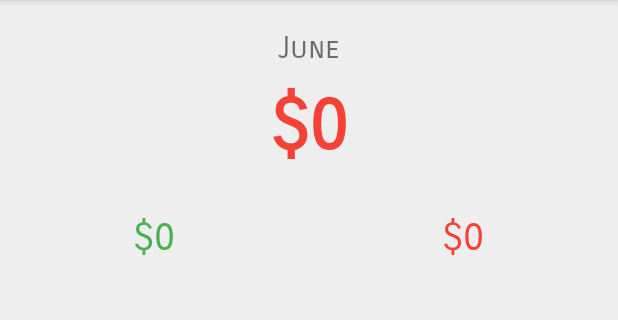
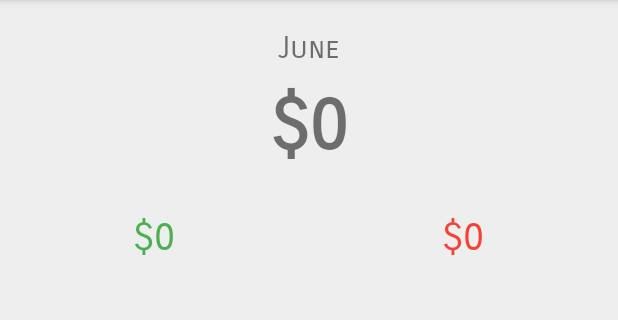
Before and after one commit to ShaelShah/Expense-Manager, an Android app: the screen it shows after launch (MainActivity), on a phone screen of 412 x 824 dp, the part 84-404 px from its top. Run offline under Robolectric (Android 15) with nearby library versions, the phone set to English and light mode, and no system bars.

Commit message:
Minor bug fixes

```diff
--- a/app/src/main/java/com/shael/shah/expensemanager/AddExpenseActivity.java
+++ b/app/src/main/java/com/shael/shah/expensemanager/AddExpenseActivity.java
@@ -166,15 +166,15 @@ public class AddExpenseActivity extends Activity {
             }
         }
 
+        String expenseType = getIntent().getStringExtra("ExpenseType");
         if (category == null) {
-            //if (!income) {
+            if (!expenseType.equals("Income")) {
                 Toast.makeText(this, "Please Select a Category", Toast.LENGTH_LONG).show();
                 return false;
-            //}
+            }
         }
 
         Expense expense = null;
-        String expenseType = getIntent().getStringExtra("ExpenseType");
         String recurringPeriod;
         switch (expenseType) {
             case "Normal":
--- a/app/src/main/java/com/shael/shah/expensemanager/MainActivity.java
+++ b/app/src/main/java/com/shael/shah/expensemanager/MainActivity.java
@@ -14,7 +14,6 @@ import android.widget.PopupMenu;
 import android.widget.RadioGroup;
 import android.widget.ScrollView;
 import android.widget.TextView;
-import android.widget.Toast;
 import android.widget.Toolbar;
 
 import java.math.BigDecimal;
@@ -75,7 +74,7 @@ public class MainActivity extends Activity {
         populateMainCategoryRows(expenses);
 
         //Workaround to delete all expenses/categories programmatically
-        //Singleton.getInstance(this).reset()
+        //Singleton.getInstance(this).reset();
 
         //Workaround to add categories programmatically
         //Singleton.getInstance(this).addCategory("Food");
@@ -317,11 +316,11 @@ public class MainActivity extends Activity {
         expensesTextView.setText("$" + outcome);
         netTextView.setText("$" + net.abs());
 
-        if (net.signum() > 0) {
+        if (net.signum() < 0) {
             //TODO: use new non-deprecated getColor methods
+            netTextView.setTextColor(getResources().getColor(R.color.red));
+        } else if (net.signum() > 0) {
             netTextView.setTextColor(getResources().getColor(R.color.green));
-        } else {
-            netTextView.setTextColor(getResources().getColor(R.color.red));
         }
     }
 
--- a/app/src/main/java/com/shael/shah/expensemanager/Singleton.java
+++ b/app/src/main/java/com/shael/shah/expensemanager/Singleton.java
@@ -16,23 +16,13 @@ public class Singleton {
 
     //TODO: Figure out this warning
     private static Singleton instance;
+    //TODO: Colors should be defined? dynamically and should theoretically be limitless
+    private static int currentColor = 0;
     private Context context;
-
     private List<Expense> expenses;
     private List<Category> categories;
-
-    //TODO: Colors should be defined? dynamically and should theoretically be limitless
-    private static int currentColor = 0;
     private int[] colors;
 
-
-    //TODO: Figure out this warning
-    public static Singleton getInstance(Context context) {
-        if (instance == null) {
-            instance = new Singleton(context);
-        }
-        return instance;
-    }
 
     private Singleton(Context context) {
         this.context = context;
@@ -41,6 +31,14 @@ public class Singleton {
         categories = getCategoriesListFromSharedPreferences();
         colors = context.getResources().getIntArray(R.array.categoryColors);
         currentColor = getColorFromSharedPreferences();
+    }
+
+    //TODO: Figure out this warning
+    public static Singleton getInstance(Context context) {
+        if (instance == null) {
+            instance = new Singleton(context);
+        }
+        return instance;
     }
 
     //TODO: Figure out this warning
@@ -121,7 +119,7 @@ public class Singleton {
 
     private int getColorFromSharedPreferences() {
         SharedPreferences sharedPreferences = PreferenceManager.getDefaultSharedPreferences(context);
-        return sharedPreferences.getInt("Color", 0);
+        return sharedPreferences.getInt("color", 0);
     }
 
     private void setSharedPreferences(List<?> list, String tag) {
```
Also changed, not shown: app/src/main/java/com/shael/shah/expensemanager/CategoryExpenses.java (+11 -0 lines).
